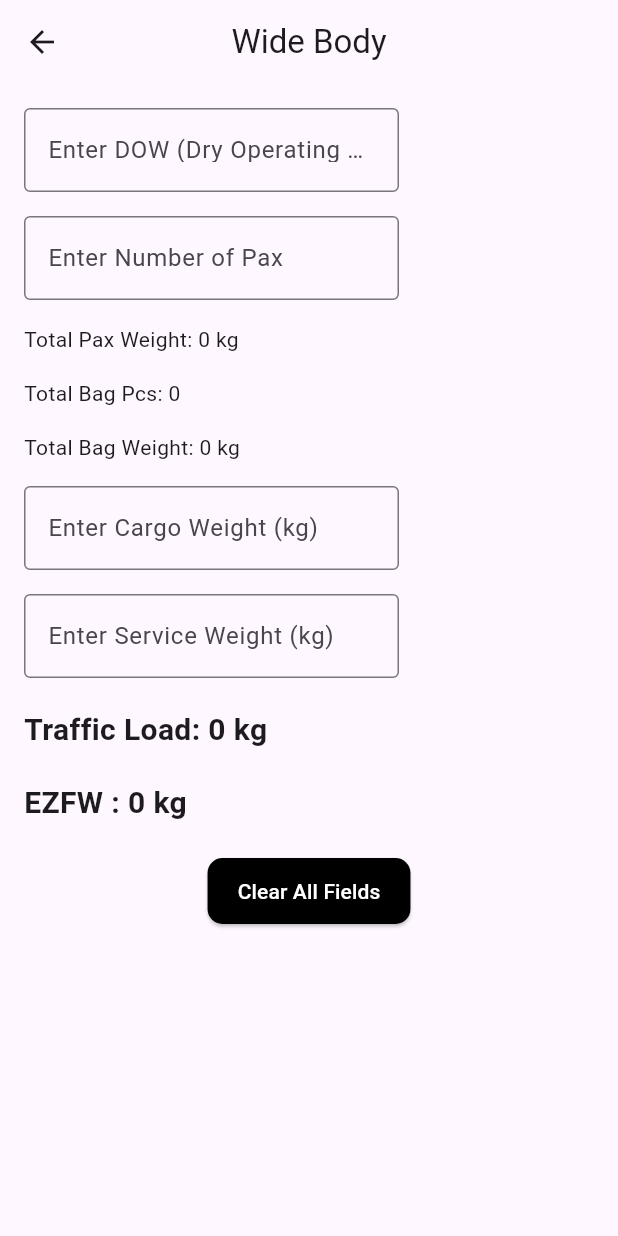
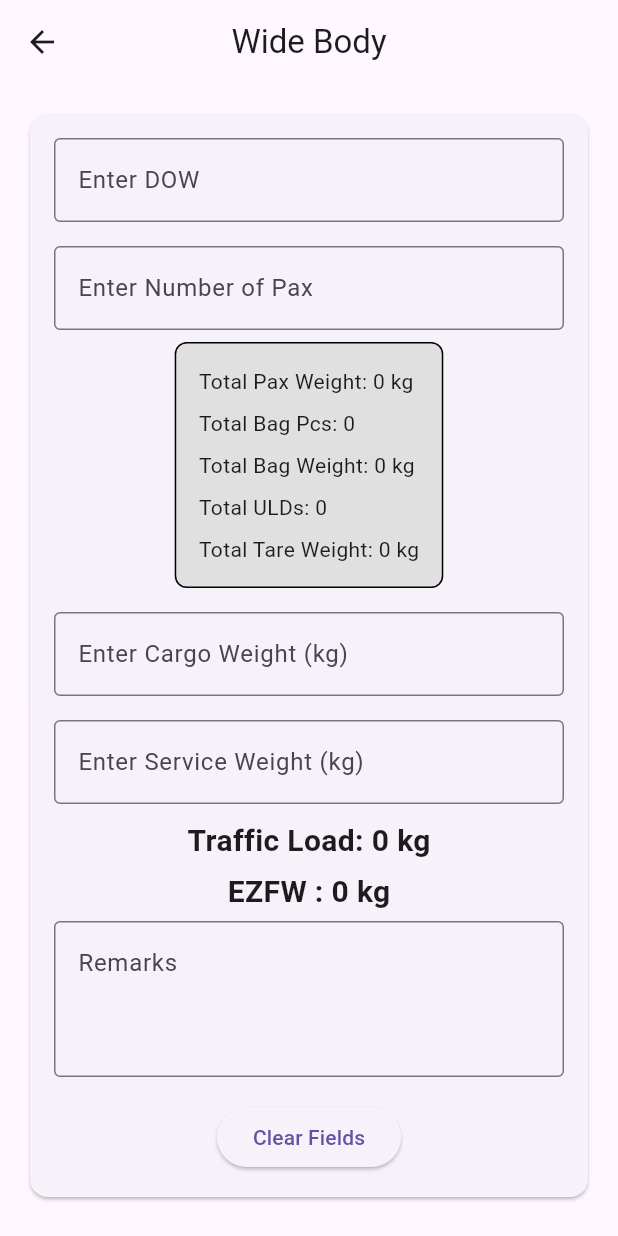
Before and after one commit to flutify-sa/zfwcalculation, a Flutter app: the WideBody screen opened directly, on a phone screen of 412 x 824 dp. Run offline on Flutter 3.47's test engine with Material 3 defaults, Android fonts, the light colour scheme and no system bars.

Commit message:
added remarks as wellas ULD for WB

```diff
--- a/lib/narrowbody.dart
+++ b/lib/narrowbody.dart
@@ -12,6 +12,7 @@ class NarrowBodyState extends State<NarrowBody> {
   final _paxController = TextEditingController();
   final _cargoController = TextEditingController();
   final _serviceWeightController = TextEditingController();
+  final _remarks = TextEditingController();
   double paxWeight = 0.0;
   double bagsWeight = 0.0;
   double cargoWeight = 0.0;
@@ -37,7 +38,7 @@ class NarrowBodyState extends State<NarrowBody> {
 
     // Calculate total number of bags (round up)
     totalBags =
-        (paxCount * bagsPerPax).ceil(); // Rounding up the number of bags
+        (paxCount * bagsPerPax).toInt(); // Rounding up the number of bags
     bagsWeight = totalBags * bagUnitWeight;
 
     // Total Payload
@@ -184,6 +185,17 @@ class NarrowBodyState extends State<NarrowBody> {
                         style: TextStyle(
                             fontSize: 20, fontWeight: FontWeight.bold),
                       ),
+                      SizedBox(height: 5),
+                      TextField(
+                        controller: _remarks,
+                        maxLines: 3,
+                        maxLength: 300,
+                        decoration: InputDecoration(
+                          border: OutlineInputBorder(),
+                          hintText: 'Remarks',
+                          counterText: '',
+                        ),
+                      )
                     ],
                   ),
                 ),
--- a/lib/widebody.dart
+++ b/lib/widebody.dart
@@ -12,6 +12,8 @@ class WideBodyState extends State<WideBody> {
   final _paxController = TextEditingController();
   final _cargoController = TextEditingController();
   final _serviceWeightController = TextEditingController();
+  final _remarks = TextEditingController();
+
   double paxWeight = 0.0;
   double bagsWeight = 0.0;
   double cargoWeight = 0.0;
@@ -20,33 +22,32 @@ class WideBodyState extends State<WideBody> {
   double dow = 0.0;
   double zfw = 0.0;
   int totalBags = 0;
+  int totalULDs = 0;
+  double totalTareWeight = 0.0;
 
-  static const double paxUnitWeight = 84.0; // Weight per passenger
-  static const double bagUnitWeight = 17.0; // Weight per bag
-  static const double bagsPerPax = 1.3; // Bags per passenger
+  static const double paxUnitWeight = 84.0;
+  static const double bagUnitWeight = 17.0;
+  static const double bagsPerPax = 1.3;
+  static const double tareWeightPerULD = 84.0;
+  static const int bagsPerULD = 37;
 
-  // Function to calculate the weights and ZFW
   void _calculateWeights() {
     final paxCount = int.tryParse(_paxController.text) ?? 0;
     final cargo = double.tryParse(_cargoController.text) ?? 0;
     final service = double.tryParse(_serviceWeightController.text) ?? 0;
     final dowInput = double.tryParse(_dowController.text) ?? 0;
 
-    // Calculate passenger weight
     paxWeight = paxCount * paxUnitWeight;
-
-    // Calculate total number of bags (round up)
-    totalBags =
-        (paxCount * bagsPerPax).ceil(); // Rounding up the number of bags
+    totalBags = (paxCount * bagsPerPax).toInt();
     bagsWeight = totalBags * bagUnitWeight;
 
-    // Total Payload
-    totalTrafficload = paxWeight + bagsWeight + cargo + service;
+    totalULDs = (totalBags / bagsPerULD).ceil();
+    totalTareWeight = totalULDs * tareWeightPerULD;
 
-    // Calculate ZFW
+    totalTrafficload =
+        paxWeight + bagsWeight + cargo + service + totalTareWeight;
     zfw = dowInput + totalTrafficload;
 
-    // Set the states to update the UI
     setState(() {
       cargoWeight = cargo;
       serviceWeight = service;
@@ -54,12 +55,12 @@ class WideBodyState extends State<WideBody> {
     });
   }
 
-  // Function to clear all fields
   void _clearFields() {
     _dowController.clear();
     _paxController.clear();
     _cargoController.clear();
     _serviceWeightController.clear();
+    _remarks.clear();
     setState(() {
       paxWeight = 0.0;
       bagsWeight = 0.0;
@@ -69,6 +70,8 @@ class WideBodyState extends State<WideBody> {
       dow = 0.0;
       zfw = 0.0;
       totalBags = 0;
+      totalULDs = 0;
+      totalTareWeight = 0.0;
     });
   }
 
@@ -85,26 +88,24 @@ class WideBodyState extends State<WideBody> {
           child: Column(
             crossAxisAlignment: CrossAxisAlignment.start,
             children: <Widget>[
-              // DOW field wrapped in SizedBox
-              SizedBox(
-                width: 250, // Set desired width here
-                child: TextField(
+              Card(
+                child: Padding(
+                  padding: const EdgeInsets.all(16.0),
+                  child: Column(
+                    children: [
+                      TextField(
                         controller: _dowController,
                         keyboardType: TextInputType.number,
                         decoration: InputDecoration(
-                    labelText: 'Enter DOW (Dry Operating Weight)',
+                          labelText: 'Enter DOW ',
                           border: OutlineInputBorder(),
                         ),
                         onChanged: (value) {
-                    _calculateWeights(); // Update calculations when DOW changes
+                          _calculateWeights();
                         },
                       ),
-              ),
                       SizedBox(height: 16),
-              // Pax field wrapped in SizedBox
-              SizedBox(
-                width: 250, // Set desired width here
-                child: TextField(
+                      TextField(
                         controller: _paxController,
                         keyboardType: TextInputType.number,
                         decoration: InputDecoration(
@@ -112,24 +113,37 @@ class WideBodyState extends State<WideBody> {
                           border: OutlineInputBorder(),
                         ),
                         onChanged: (value) {
-                    _calculateWeights(); // Update calculations when Pax changes
+                          _calculateWeights();
                         },
+                      ),
+                      SizedBox(height: 8),
+                      Container(
+                        padding: EdgeInsets.all(15),
+                        decoration: BoxDecoration(
+                          color: Colors.grey.shade300,
+                          borderRadius: BorderRadius.circular(8),
+                          border: Border.all(color: Colors.black),
+                        ),
+                        child: Column(
+                          crossAxisAlignment: CrossAxisAlignment.start,
+                          children: [
+                            Text(
+                                'Total Pax Weight: ${paxWeight.toStringAsFixed(0)} kg'),
+                            SizedBox(height: 8),
+                            Text('Total Bag Pcs: $totalBags'),
+                            SizedBox(height: 8),
+                            Text(
+                                'Total Bag Weight: ${bagsWeight.toStringAsFixed(0)} kg'),
+                            SizedBox(height: 8),
+                            Text('Total ULDs: $totalULDs'),
+                            SizedBox(height: 8),
+                            Text(
+                                'Total Tare Weight: ${totalTareWeight.toStringAsFixed(0)} kg'),
+                          ],
                         ),
                       ),
                       SizedBox(height: 16),
-              // Total Pax weight field
-              Text('Total Pax Weight: ${paxWeight.toStringAsFixed(0)} kg'),
-              SizedBox(height: 16),
-              // Total Bags field (Rounded up number of bags)
-              Text('Total Bag Pcs: $totalBags'),
-              SizedBox(height: 16),
-              // Total Bags weight field
-              Text('Total Bag Weight: ${bagsWeight.toStringAsFixed(0)} kg'),
-              SizedBox(height: 16),
-              // Cargo weight field wrapped in SizedBox
-              SizedBox(
-                width: 250, // Set desired width here
-                child: TextField(
+                      TextField(
                         controller: _cargoController,
                         keyboardType: TextInputType.number,
                         decoration: InputDecoration(
@@ -137,15 +151,11 @@ class WideBodyState extends State<WideBody> {
                           border: OutlineInputBorder(),
                         ),
                         onChanged: (value) {
-                    _calculateWeights(); // Update calculations when Cargo changes
+                          _calculateWeights();
                         },
                       ),
-              ),
                       SizedBox(height: 16),
-              // Service weight field wrapped in SizedBox
-              SizedBox(
-                width: 250, // Set desired width here
-                child: TextField(
+                      TextField(
                         controller: _serviceWeightController,
                         keyboardType: TextInputType.number,
                         decoration: InputDecoration(
@@ -153,42 +163,38 @@ class WideBodyState extends State<WideBody> {
                           border: OutlineInputBorder(),
                         ),
                         onChanged: (value) {
-                    _calculateWeights(); // Update calculations when Service Weight changes
+                          _calculateWeights();
                         },
                       ),
-              ),
-              SizedBox(height: 20),
-              // Total Payload field
+                      SizedBox(height: 10),
                       Text(
                         'Traffic Load: ${totalTrafficload.toStringAsFixed(0)} kg',
-                style: TextStyle(fontSize: 20, fontWeight: FontWeight.bold),
+                        style: TextStyle(
+                            fontSize: 20, fontWeight: FontWeight.bold),
                       ),
-              SizedBox(height: 20),
-              // ZFW field
+                      SizedBox(height: 5),
                       Text(
                         'EZFW : ${zfw.toStringAsFixed(0)} kg',
-                style: TextStyle(fontSize: 20, fontWeight: FontWeight.bold),
+                        style: TextStyle(
+                            fontSize: 20, fontWeight: FontWeight.bold),
                       ),
-              SizedBox(height: 20),
-              // Clear button with black background and white text
-              Center(
-                child: ElevatedButton(
-                  onPressed: _clearFields,
-                  style: ButtonStyle(
-                    backgroundColor: WidgetStateProperty.all(
-                        Colors.black), // Black background
-                    padding: WidgetStateProperty.all(EdgeInsets.symmetric(
-                        vertical: 12, horizontal: 20)), // Padding
-                    shape: WidgetStateProperty.all<RoundedRectangleBorder>(
-                      RoundedRectangleBorder(
-                        borderRadius: BorderRadius.circular(
-                            10.0), // Set your desired border radius here
+                      SizedBox(height: 5),
+                      TextField(
+                        controller: _remarks,
+                        maxLines: 3,
+                        maxLength: 300,
+                        decoration: InputDecoration(
+                          border: OutlineInputBorder(),
+                          hintText: 'Remarks',
+                          counterText: '',
                         ),
                       ),
+                      SizedBox(height: 16),
+                      ElevatedButton(
+                        onPressed: _clearFields,
+                        child: Text('Clear Fields'),
                       ),
-                  child: Text(
-                    'Clear All Fields',
-                    style: TextStyle(color: Colors.white),
+                    ],
                   ),
                 ),
               ),
```
Lines whose indentation alone changed are shown as unchanged.
